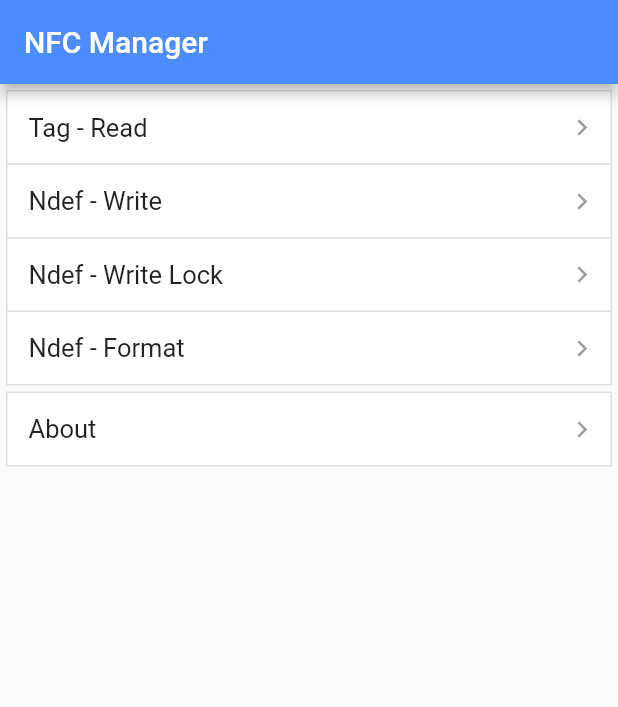
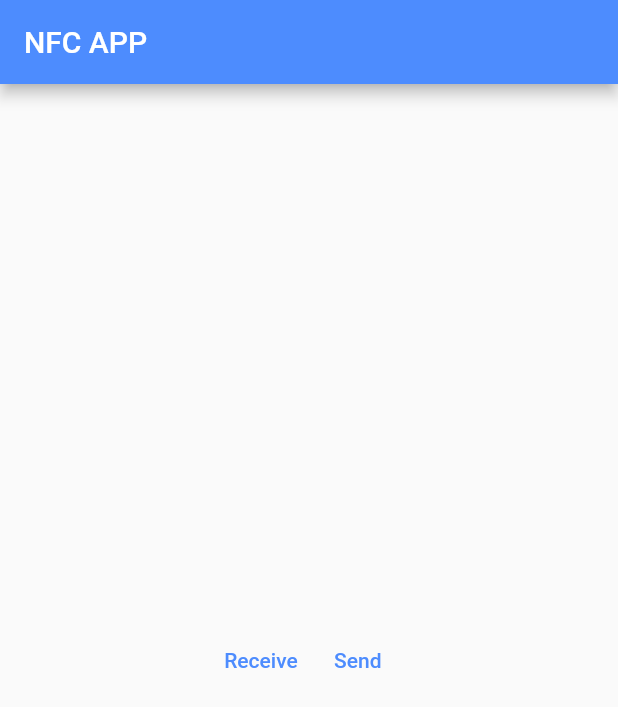
Before and after one commit to josephantonyk94/nfc-app, a Flutter app: the screen it shows after launch, on a phone screen of 412 x 824 dp. Shown: the top 707 px of the screen. Run offline on Flutter 3.47's test engine with Material 2 defaults, Android fonts, the phone set to English and light mode, and no system bars; our stand-ins replace package_info, sqflite; missing offline and left inert: nfc_manager; accounts and stored records are empty.

Commit message:
tag receive mod

```diff
--- a/lib/view/app.dart
+++ b/lib/view/app.dart
@@ -38,62 +38,74 @@ class _Home extends StatelessWidget {
   Widget build(BuildContext context) {
     return Scaffold(
       appBar: AppBar(
-        title: Text('NFC Manager'),
+        title: Text('NFC APP'),
       ),
-      body: ListView(
-        padding: EdgeInsets.all(2),
+      // body: ListView(
+      //   padding: EdgeInsets.all(2),
+      //   children: [
+      //     FormSection(children: [
+      //      ,
+      //       FormRow(
+      //         title: Text('Ndef - Write'),
+      //         trailing: Icon(Icons.chevron_right),
+      //         onTap: () => Navigator.push(
+      //             context,
+      //             MaterialPageRoute(
+      //               builder: (context) => NdefWritePage.withDependency(),
+      //             )),
+      //       ),
+      //       FormRow(
+      //         title: Text('Ndef - Write Lock'),
+      //         trailing: Icon(Icons.chevron_right),
+      //         onTap: () => Navigator.push(
+      //             context,
+      //             MaterialPageRoute(
+      //               builder: (context) => NdefWriteLockPage.withDependency(),
+      //             )),
+      //       ),
+      //       if (Platform.isAndroid)
+      //         FormRow(
+      //           title: Text('Ndef - Format'),
+      //           trailing: Icon(Icons.chevron_right),
+      //           onTap: () => Navigator.push(
+      //               context,
+      //               MaterialPageRoute(
+      //                 builder: (context) => NdefFormatPage.withDependency(),
+      //               )),
+      //         ),
+      //     ]),
+      //     FormSection(children: [
+      //       FormRow(
+      //         title: Text('About'),
+      //         trailing: Icon(Icons.chevron_right),
+      //         onTap: () => Navigator.push(
+      //             context,
+      //             MaterialPageRoute(
+      //               builder: (context) => AboutPage(),
+      //             )),
+      //       ),
+      //     ]),
+
+      body: Center(
+        child: Row(
+          mainAxisAlignment: MainAxisAlignment.center,
           children: [
-          FormSection(children: [
-            FormRow(
-              title: Text('Tag - Read'),
-              trailing: Icon(Icons.chevron_right),
-              onTap: () => Navigator.push(
+            TextButton(
+                onPressed: () => Navigator.push(
                     context,
                     MaterialPageRoute(
                       builder: (context) => TagReadPage.withDependency(),
                     )),
-            ),
-            FormRow(
-              title: Text('Ndef - Write'),
-              trailing: Icon(Icons.chevron_right),
-              onTap: () => Navigator.push(
+                child: const Text("Receive")),
+            TextButton(
+                onPressed: () => Navigator.push(
                     context,
                     MaterialPageRoute(
                       builder: (context) => NdefWritePage.withDependency(),
                     )),
+                child: const Text("Send"))
+          ],
         ),
-            FormRow(
-              title: Text('Ndef - Write Lock'),
-              trailing: Icon(Icons.chevron_right),
-              onTap: () => Navigator.push(
-                  context,
-                  MaterialPageRoute(
-                    builder: (context) => NdefWriteLockPage.withDependency(),
-                  )),
-            ),
-            if (Platform.isAndroid)
-              FormRow(
-                title: Text('Ndef - Format'),
-                trailing: Icon(Icons.chevron_right),
-                onTap: () => Navigator.push(
-                    context,
-                    MaterialPageRoute(
-                      builder: (context) => NdefFormatPage.withDependency(),
-                    )),
-              ),
-          ]),
-          FormSection(children: [
-            FormRow(
-              title: Text('About'),
-              trailing: Icon(Icons.chevron_right),
-              onTap: () => Navigator.push(
-                  context,
-                  MaterialPageRoute(
-                    builder: (context) => AboutPage(),
-                  )),
-            ),
-          ]),
-        ],
       ),
     );
   }
```
Also changed, not shown: lib/view/tag_read.dart (+6 -1 lines), 2 other files. Lines whose indentation alone changed are shown as unchanged.
